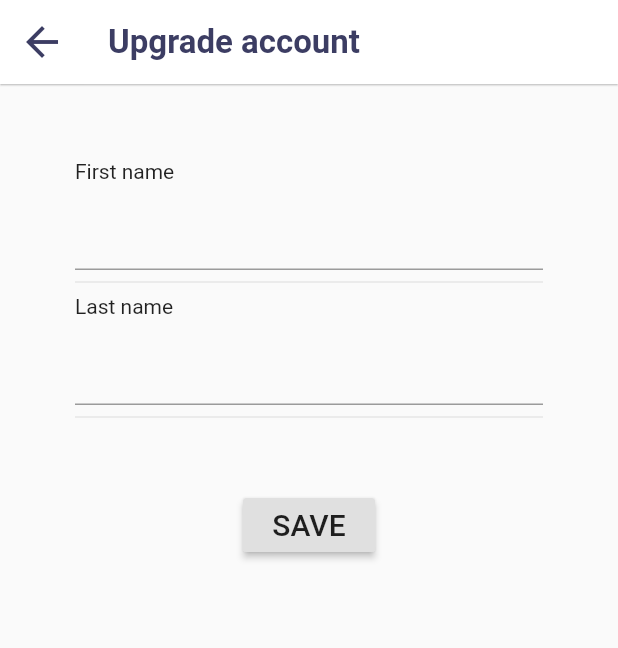
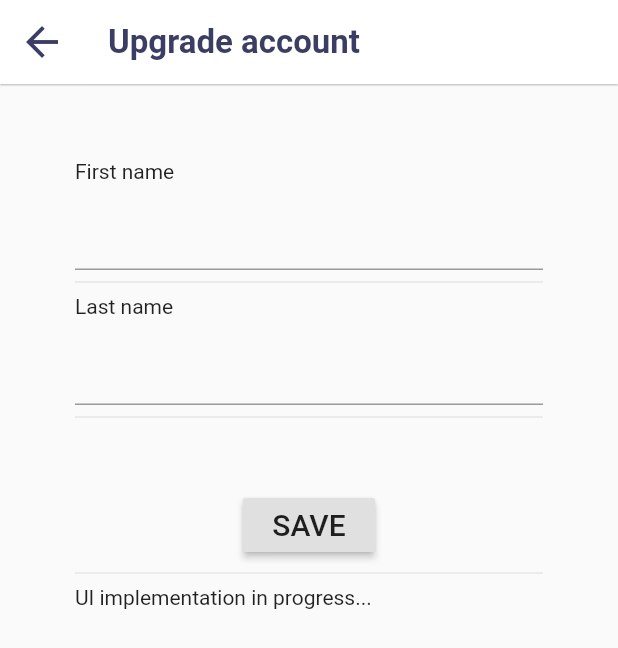
Before and after one commit to EAC-Technology/MobileApp, a Flutter app: the UpgradeScreen screen opened directly, on a phone screen of 412 x 824 dp. Shown: the top 648 px of the screen. Run offline on Flutter 3.47's test engine with Material 2 defaults, Android fonts, the phone set to English and light mode, and no system bars; our stand-ins replace convert, flutter_svg, rxdart, timeago, uni_links; missing offline and left inert: flutter_webview_plugin; accounts and stored records are empty.

```diff
--- a/app_in_mail/lib/screens/e_wallet/upgrade_screen.dart
+++ b/app_in_mail/lib/screens/e_wallet/upgrade_screen.dart
@@ -65,6 +65,8 @@ class _UpgradeScreenState extends State<UpgradeScreen> {
                   ),
                 )),
               ),
+              Divider(),
+              Text('UI implementation in progress...')
             ],
           ),
         ),
```
Also changed, not shown: app_in_mail/lib/screens/e_wallet/upgrade_prompt_box.dart (+24 -5 lines).
